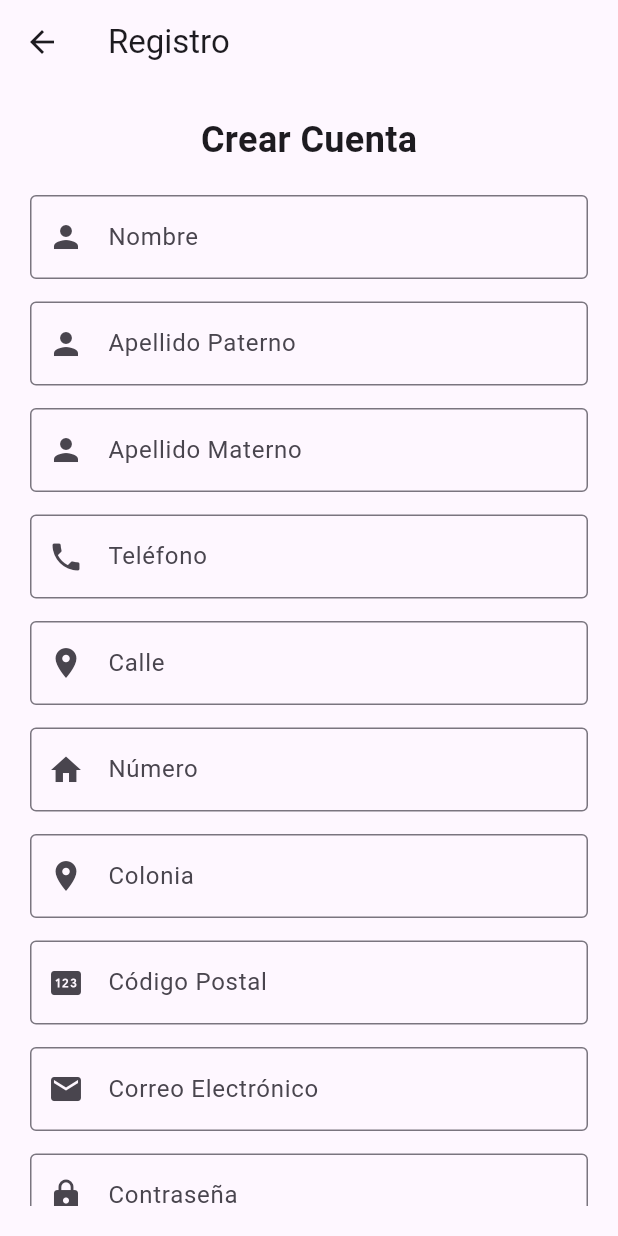
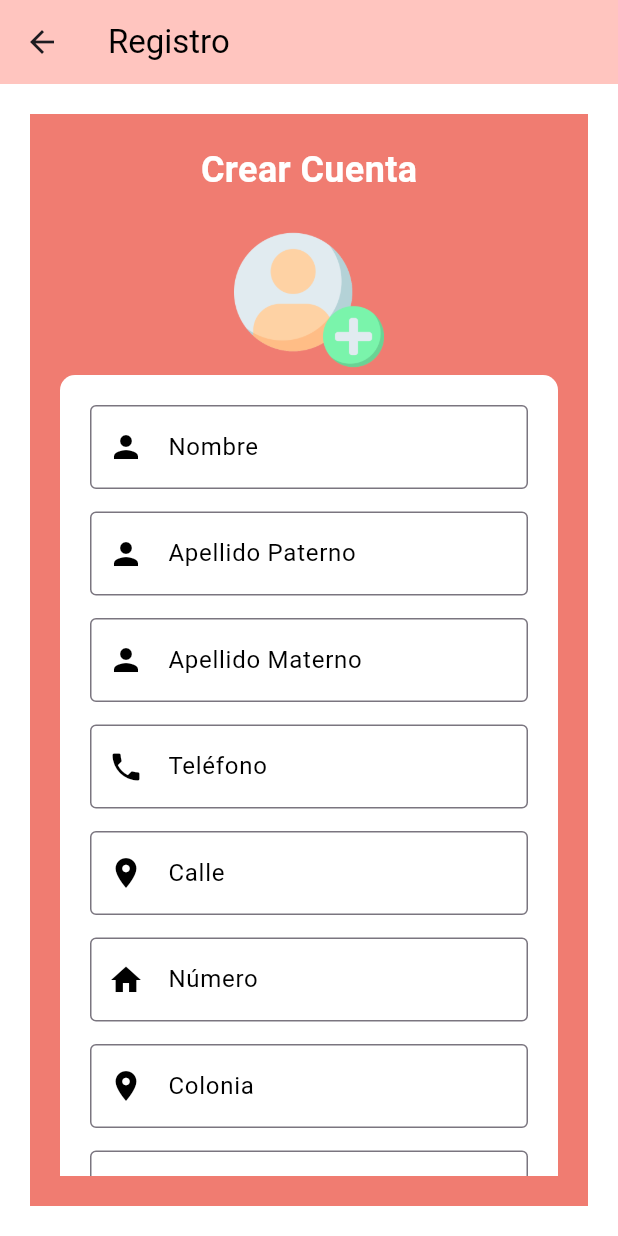
Before and after one commit to garabto/RUTA, a Flutter app: the screen it shows after launch, after a tap on "¿No tienes una cuenta? Regístrate aquí", on a phone screen of 412 x 824 dp. Run offline on Flutter 3.47's test engine with Material 3 defaults, Android fonts, the phone set to English and light mode, and no system bars.

Commit message:
Actualización completa del proyecto

```diff
--- a/lib/inicio_sesion.dart
+++ b/lib/inicio_sesion.dart
@@ -154,7 +154,7 @@ class _InicioSesionState extends State<InicioSesion> {
                       : ElevatedButton(
                           onPressed: _iniciarSesion,
                           style: ElevatedButton.styleFrom(backgroundColor: Colors.grey),
-                          child: const Text("Iniciar Sesión", style: TextStyle(color: Colors.black)),
+                          child: const Text("Iniciar Sesión", style: TextStyle(color: Colors.black, fontWeight: FontWeight.bold)),
                         ),
                         const SizedBox(height: 15),
                         TextButton(
--- a/lib/registro.dart
+++ b/lib/registro.dart
@@ -3,7 +3,10 @@ import 'package:http/http.dart' as http;
 import 'dart:convert';
 
 class Registro extends StatefulWidget {
+  const Registro({super.key});
+
   @override
+  // ignore: library_private_types_in_public_api
   _RegistroState createState() => _RegistroState();
 }
 
@@ -45,6 +48,7 @@ class _RegistroState extends State<Registro> {
       // Registro exitoso
       print('Usuario registrado correctamente');
       // Redirigir al usuario a la pantalla de inicio de sesión
+      // ignore: use_build_context_synchronously
       Navigator.pushReplacementNamed(context, '/login');
     } else {
       // Error al registrar
@@ -123,9 +127,20 @@ class _RegistroState extends State<Registro> {
   Widget build(BuildContext context) {
     return Scaffold(
       appBar: AppBar(
-        title: const Text("Registro"),
+        backgroundColor: const Color.fromRGBO(255, 197, 191, 1),
+        title: const Text("Registro",
+        style: TextStyle(color: Colors.black),
         ),
-      body: Padding(
+      ),
+      body: Container (
+            decoration: BoxDecoration(
+            color: Color.fromRGBO(240, 124, 113, 1), // Fondo rosa
+            border: Border.all(
+              color: Colors.white, // Borde blanco
+              width: 20.0, // Ancho del borde
+            ),
+          ),
+        child: Padding(
           padding: const EdgeInsets.all(20.0),
           child: Center(
             child: SingleChildScrollView(
@@ -134,9 +149,22 @@ class _RegistroState extends State<Registro> {
                 children: [
                   const Text(
                     "Crear Cuenta",
-                  style: TextStyle(fontSize: 24, fontWeight: FontWeight.bold),
+                    style: TextStyle(fontSize: 24, fontWeight: FontWeight.bold, color: Colors.white),
                   ),
                   const SizedBox(height: 20),
+                    Image.asset(
+                    'assets/registro.png',
+                    width: 100, // Ajusta el tamaño de la imagen
+                    height: 100,
+                  ),
+                  Container(
+                    padding: EdgeInsets.all(20),
+                    decoration: BoxDecoration(
+                    color: Colors.white,
+                    borderRadius: BorderRadius.circular(10),
+                  ),
+                  child: Column(
+                    children: [
                       // Campos de texto para los datos del usuario
                       _buildTextField(nombreController, "Nombre", Icons.person),
                       const SizedBox(height: 15),
@@ -161,15 +189,20 @@ class _RegistroState extends State<Registro> {
                       _buildTextField(confirmPasswordController, "Confirmar Contraseña", Icons.lock, obscureText: true),
                       const SizedBox(height: 20),
                       ElevatedButton(
+                        style: ElevatedButton.styleFrom(backgroundColor: Colors.grey),
                         onPressed: () {
                           // Verificar que el formulario es válido antes de registrar
                           if (validateForm()) {
                             registerUser();
                           }
                         },
-                  child: const Text("Registrarse"),
+                        child: const Text("Registrarse", style: TextStyle(color: Colors.black, fontWeight: FontWeight.bold)),
                       ),
                     ],
+                  ),
+                ),
+                ],
+              ),
             ),
           ),
         ),
@@ -182,10 +215,15 @@ class _RegistroState extends State<Registro> {
     return TextField(
       controller: controller,
       obscureText: obscureText,
+      style: const TextStyle(color: Colors.black),
       decoration: InputDecoration(
         labelText: label,
-        border: OutlineInputBorder(),
-        prefixIcon: Icon(icon),
+        labelStyle: const TextStyle(color: Colors.black),
+        border: OutlineInputBorder(
+           borderSide: const BorderSide(color: Colors.black),
+        ),
+
+        prefixIcon: Icon(icon, color: Colors.black),
       ),
     );
   }
--- a/pubspec.yaml
+++ b/pubspec.yaml
@@ -56,6 +56,10 @@ flutter:
   # included with your application, so that you can use the icons in
   # the material Icons class.
   uses-material-design: true
+  # Aquí se añaden las imagenes a ocupar
+  assets:
+    - assets/login.png
+    - assets/registro.png
 
   # To add assets to your application, add an assets section, like this:
   # assets:
```
Also changed, not shown: assets/login.png (added), assets/registro.png (added). Lines whose indentation alone changed are shown as unchanged.
